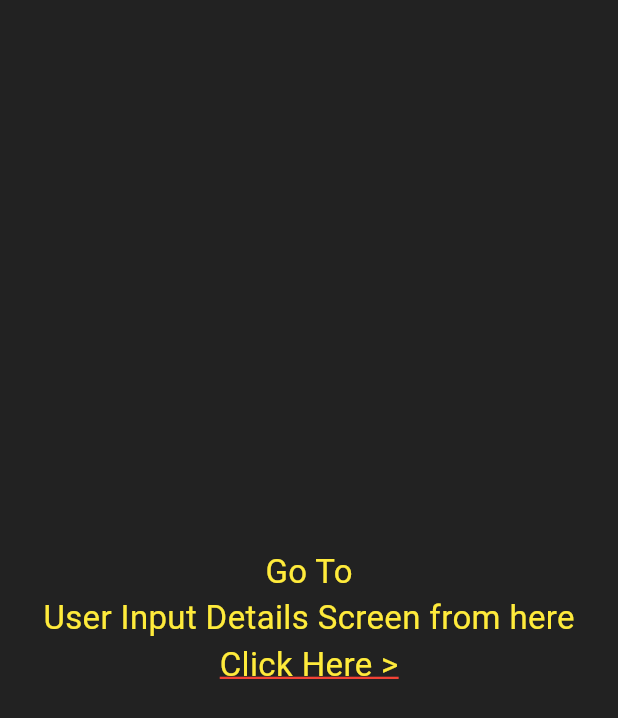
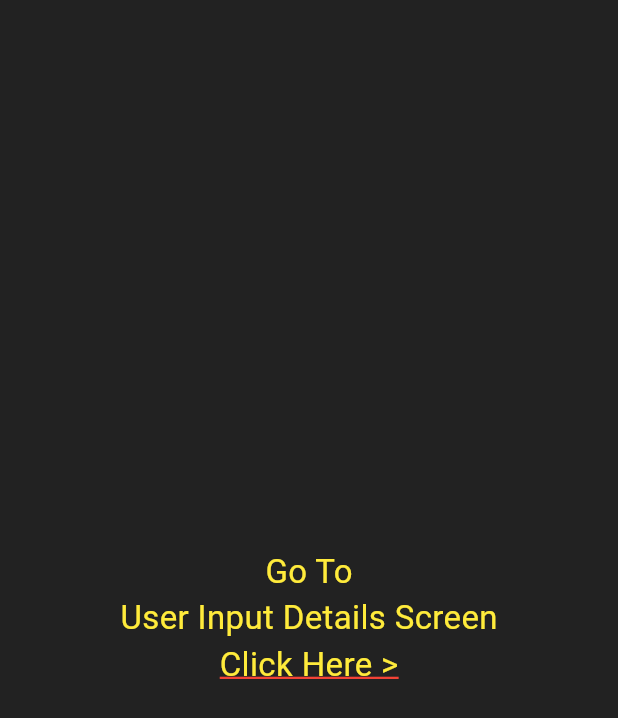
Before and after one commit to sumitFlutter/Invoice_Maker, a Flutter app: the screen it shows after launch, on a phone screen of 412 x 824 dp. Shown: the top 718 px of the screen. Run offline on Flutter 3.47's test engine with Material 3 defaults, Android fonts, the phone set to English and light mode, and no system bars; our stand-ins replace image_picker, pdf, printing.

Commit message:
Update home_screen.dart

```diff
--- a/lib/screen/home/home_screen.dart
+++ b/lib/screen/home/home_screen.dart
@@ -18,7 +18,7 @@ class _HomeScreenState extends State<HomeScreen> {
               mainAxisAlignment: MainAxisAlignment.center,
                       children: [
                         const Text("Go To",style: TextStyle(color: Colors.yellow,fontSize: 22),),
-                        const Text("User Input Details Screen from here",style: TextStyle(color: Colors.yellow,fontSize: 22),),
+                        const Text("User Input Details Screen",style: TextStyle(color: Colors.yellow,fontSize: 22),),
                         InkWell(onTap: () => setState(() {
                           Navigator.pushNamed(context, "getter");
                         }),
```
